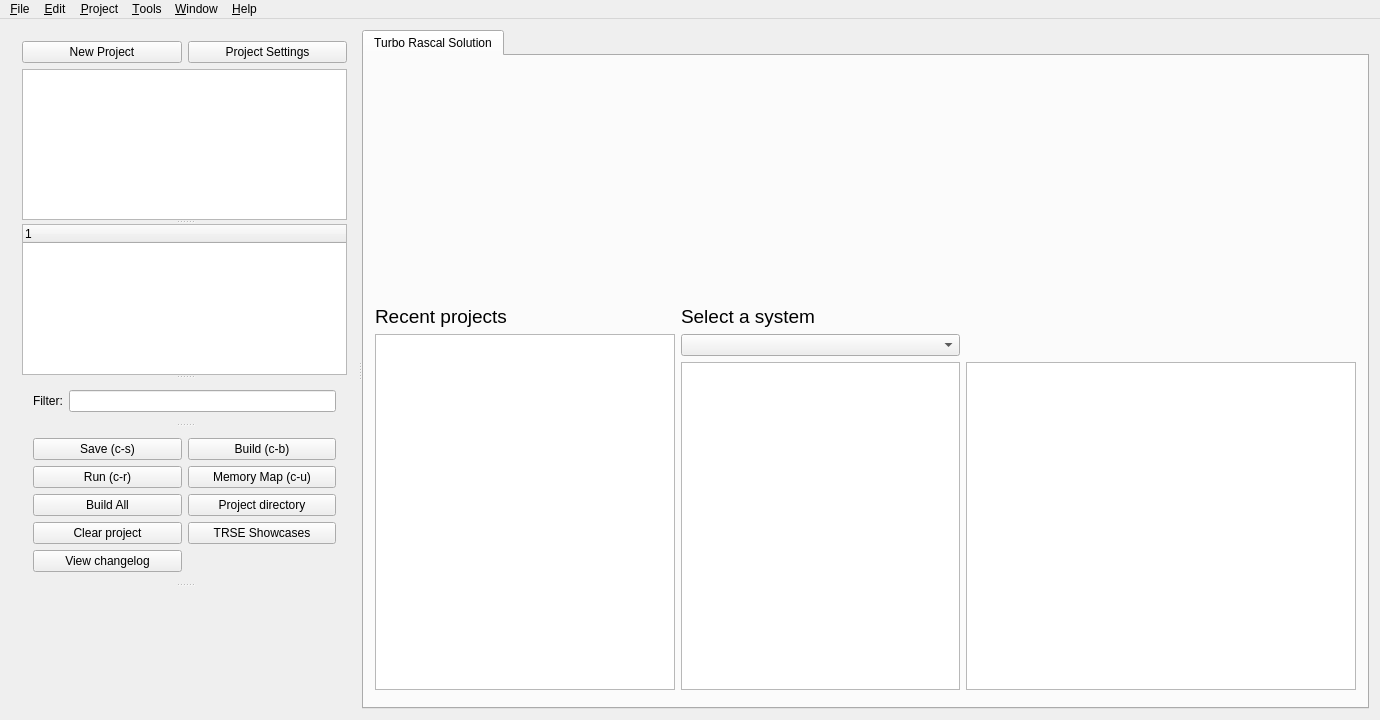
Old version of the form mainwindow.ui in the repository leuat/TRSE.
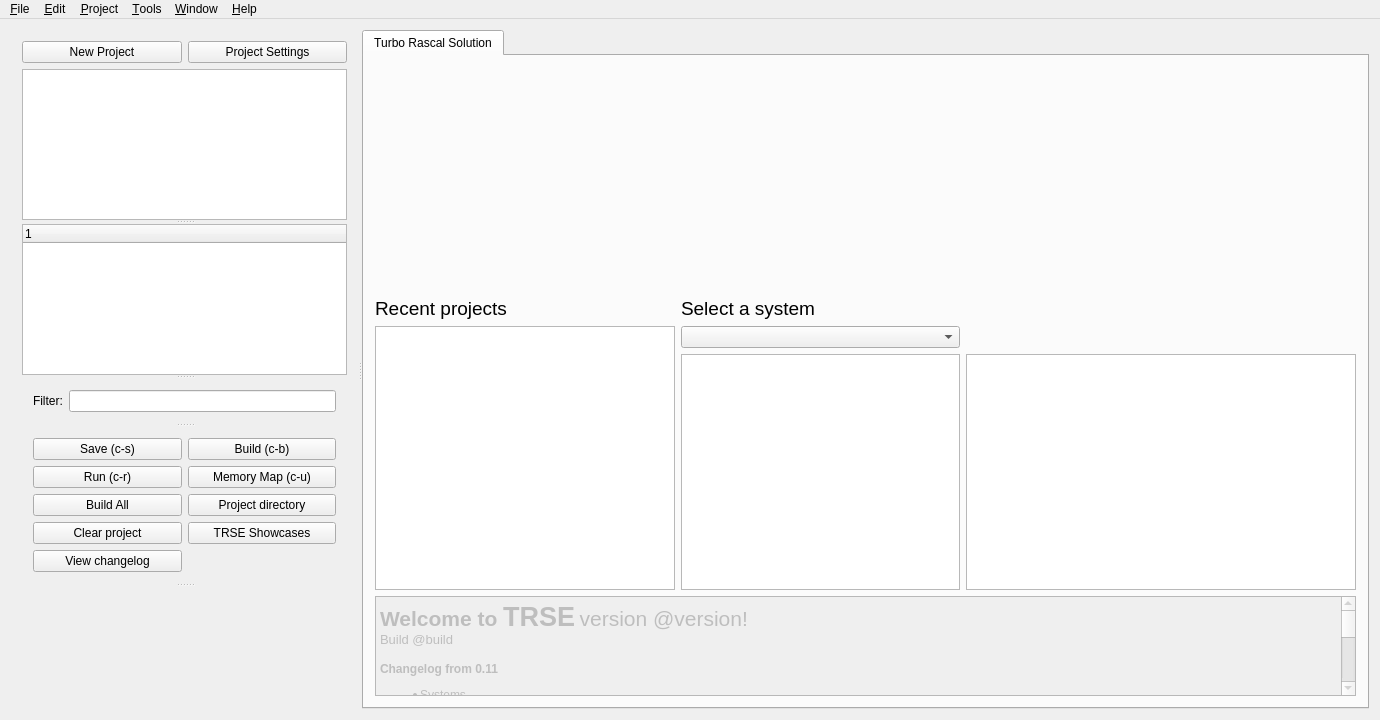
New version of the form. Icons and pictures are not drawn. Custom widgets are drawn as their Qt base class.

```diff
--- a/mainwindow.ui
+++ b/mainwindow.ui
@@ -445,7 +445,7 @@
            <property name="maximumSize">
             <size>
              <width>16777215</width>
-             <height>0</height>
+             <height>100</height>
             </size>
            </property>
            <property name="html">
@@ -472,6 +472,7 @@
 &lt;li style=&quot; font-family:'Noto Sans'; font-size:9pt;&quot; style=&quot; margin-top:0px; margin-bottom:0px; margin-left:0px; margin-right:0px; -qt-block-indent:0; text-indent:0px;&quot;&gt;Front page rewritten + shaders&lt;/li&gt;&lt;/ul&gt;
 &lt;li style=&quot; font-family:'Noto Sans'; font-size:9pt;&quot; style=&quot; margin-top:12px; margin-bottom:0px; margin-left:0px; margin-right:0px; -qt-block-indent:0; text-indent:0px;&quot;&gt;Compiler&lt;/li&gt;&lt;/ul&gt;
 &lt;ul style=&quot;margin-top: 0px; margin-bottom: 0px; margin-left: 0px; margin-right: 0px; -qt-list-indent: 2;&quot;&gt;&lt;li style=&quot; font-family:'Noto Sans'; font-size:9pt;&quot; style=&quot; margin-top:0px; margin-bottom:0px; margin-left:0px; margin-right:0px; -qt-block-indent:0; text-indent:0px;&quot;&gt;Smaller bugfixes&lt;/li&gt;
+&lt;li style=&quot; font-family:'Noto Sans'; font-size:9pt;&quot; style=&quot; margin-top:0px; margin-bottom:0px; margin-left:0px; margin-right:0px; -qt-block-indent:0; text-indent:0px;&quot;&gt;On the 6502: Arrays of length divisible by 8 had an extra &amp;quot;dc&amp;quot; in the definition. Fixed. &lt;/li&gt;
 &lt;li style=&quot; font-family:'Noto Sans'; font-size:9pt;&quot; style=&quot; margin-top:0px; margin-bottom:0px; margin-left:0px; margin-right:0px; -qt-block-indent:0; text-indent:0px;&quot;&gt;multiple &amp;quot;var&amp;quot; blocks can be defined after procedure declarations etc&lt;/li&gt;
 &lt;li style=&quot; font-family:'Noto Sans'; font-size:9pt;&quot; style=&quot; margin-top:0px; margin-bottom:0px; margin-left:0px; margin-right:0px; -qt-block-indent:0; text-indent:0px;&quot;&gt;Huge bugfix: multiple AND integer conditionals failure fix (if I&amp;gt;200 and I&amp;lt;500) where I is an integer would fail &lt;/li&gt;
 &lt;li style=&quot; font-family:'Noto Sans'; font-size:9pt;&quot; style=&quot; margin-top:0px; margin-bottom:0px; margin-left:0px; margin-right:0px; -qt-block-indent:0; text-indent:0px;&quot;&gt;@ifdef, @endif blocks can now change the behavior of other preprocessor definitions - so you can have @define and @include etc *within* @ifdef/@endif&lt;/li&gt;
```
